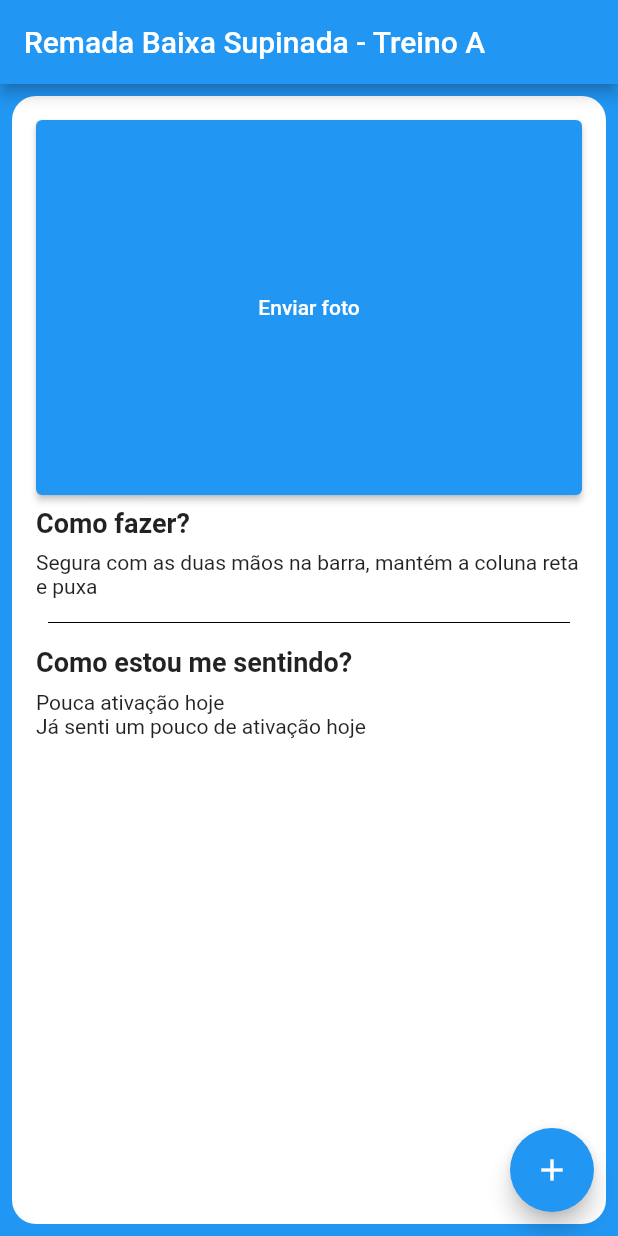
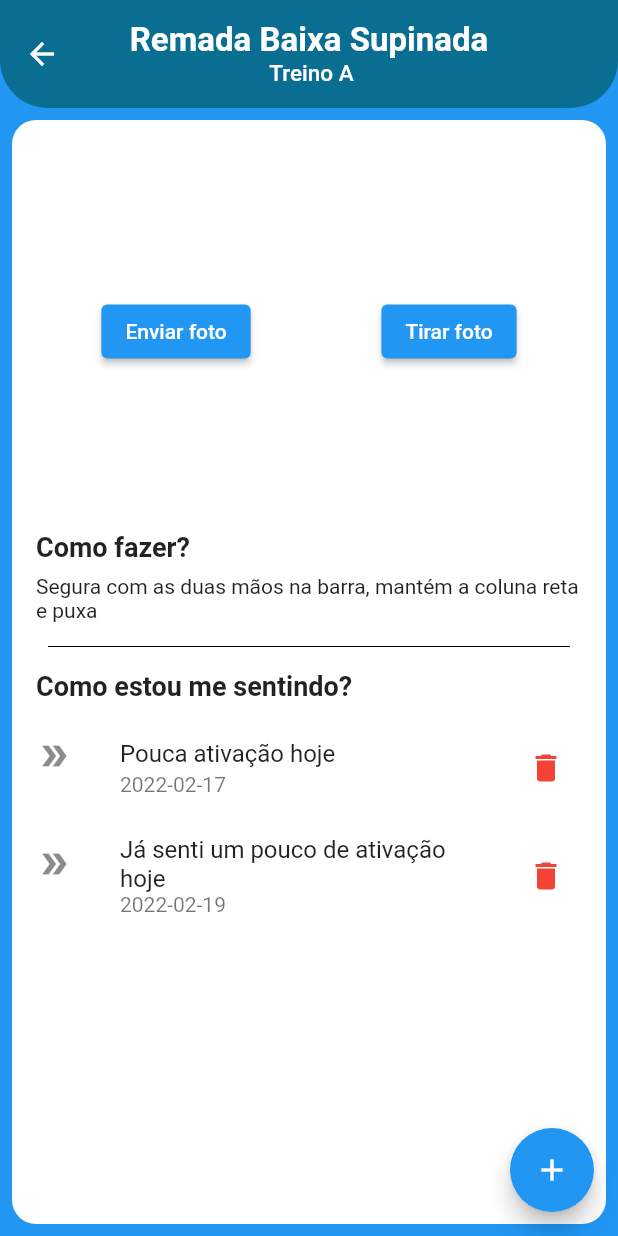
Before and after one commit to jessicaosouza/gymapp, a Flutter app: the ExerciseSession screen opened directly, on a phone screen of 412 x 824 dp. Run offline on Flutter 3.47's test engine with Material 2 defaults, Android fonts, the phone set to English and light mode, and no system bars.

```diff
--- /dev/null
+++ b/lib/_core/app_colors.dart
@@ -0,0 +1,7 @@
+import 'package:flutter/material.dart';
+
+class AppColors {
+  static const Color darkBlue = Color(0xFF0A6D92);
+  static const Color topGradientBlue = Color(0xFF00ADFA);
+  static const Color bottomGradientBlue = Color(0xFFBFF9FF);
+}
--- a/lib/main.dart
+++ b/lib/main.dart
@@ -1,4 +1,5 @@
 import 'package:flutter/material.dart';
+import 'package:gymapp/screens/auth_screen.dart';
 import 'package:gymapp/screens/exercise_session.dart';
 
 void main() {
@@ -10,8 +11,8 @@ class MyApp extends StatelessWidget {
 
   @override
   Widget build(BuildContext context) {
-    return MaterialApp(
-      home: ExerciseSession(),
+    return const MaterialApp(
+      home: AuthScreen(),
     );
   }
 }
--- a/lib/screens/exercise_session.dart
+++ b/lib/screens/exercise_session.dart
@@ -1,4 +1,5 @@
 import "package:flutter/material.dart";
+import "package:gymapp/_core/app_colors.dart";
 import "package:gymapp/models/exercise_model.dart";
 import "package:gymapp/models/feeling_model.dart";
 
@@ -29,7 +30,28 @@ class ExerciseSession extends StatelessWidget {
     return Scaffold(
         backgroundColor: Colors.blue,
         appBar: AppBar(
-          title: Text("${exerciseModel.name} -${exerciseModel.train}"),
+          title: Column(
+            children: [
+              Text(
+                exerciseModel.name,
+                style:
+                    const TextStyle(fontWeight: FontWeight.bold, fontSize: 22),
+              ),
+              Text(
+                exerciseModel.train,
+                style: const TextStyle(fontSize: 15),
+              ),
+            ],
+          ),
+          centerTitle: true,
+          backgroundColor: AppColors.darkBlue,
+          elevation: 0,
+          toolbarHeight: 72,
+          shape: const RoundedRectangleBorder(
+            borderRadius: BorderRadius.vertical(
+              bottom: Radius.circular(32),
+            ),
+          ),
         ),
         floatingActionButton: FloatingActionButton(
           onPressed: () {
@@ -48,9 +70,18 @@ class ExerciseSession extends StatelessWidget {
             children: [
               SizedBox(
                 height: 250,
-                child: ElevatedButton(
-                  onPressed: () {},
-                  child: const Text("Enviar foto"),
+                child: Row(
+                  mainAxisAlignment: MainAxisAlignment.spaceAround,
+                  children: [
+                    ElevatedButton(
+                      onPressed: () {},
+                      child: const Text("Enviar foto"),
+                    ),
+                    ElevatedButton(
+                      onPressed: () {},
+                      child: const Text("Tirar foto"),
+                    ),
+                  ],
                 ),
               ),
               const SizedBox(
@@ -81,7 +112,21 @@ class ExerciseSession extends StatelessWidget {
                 crossAxisAlignment: CrossAxisAlignment.start,
                 children: List.generate(feelingsList.length, (index) {
                   FeelingModel feeling = feelingsList[index];
-                  return Text(feeling.feeling);
+                  return ListTile(
+                    contentPadding: EdgeInsets.zero,
+                    title: Text(feeling.feeling),
+                    subtitle: Text(feeling.date),
+                    leading: const Icon(Icons.double_arrow_outlined),
+                    trailing: IconButton(
+                      icon: const Icon(
+                        Icons.delete,
+                        color: Colors.red,
+                      ),
+                      onPressed: () {
+                        print("DELETAR ${feeling.feeling}");
+                      },
+                    ),
+                  );
                 }),
               )
             ],
```
Also changed, not shown: lib/screens/auth_screen.dart (added, +113 -0 lines), pubspec.yaml (+3 -60 lines), assets/images/logo.png (added).
